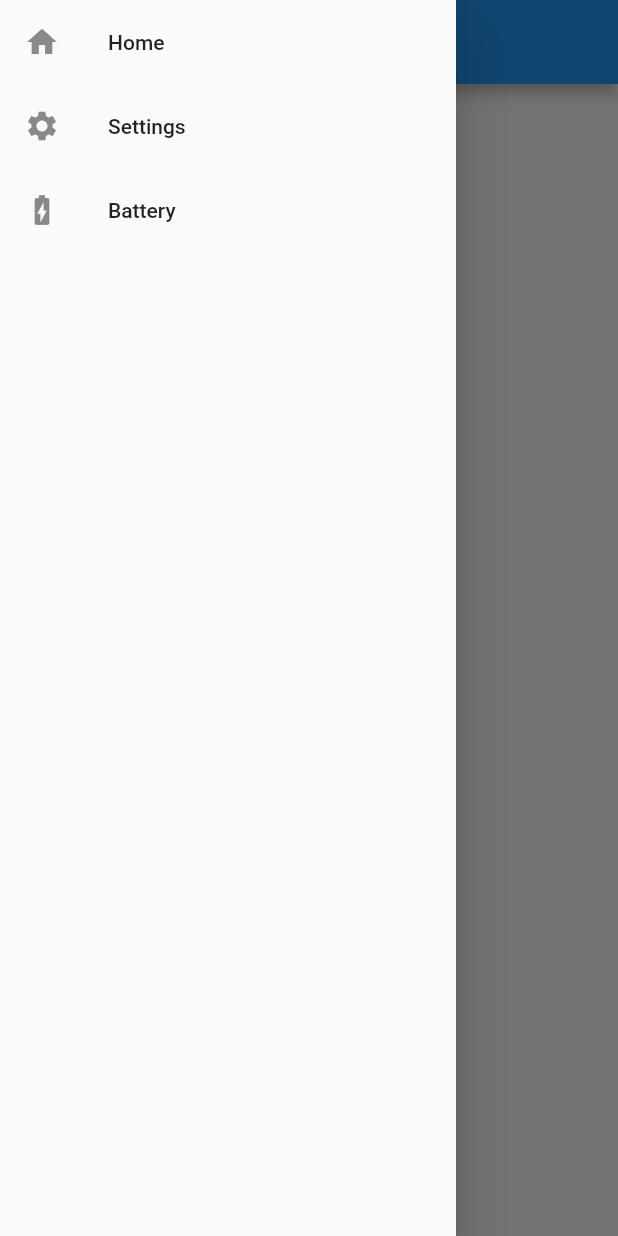
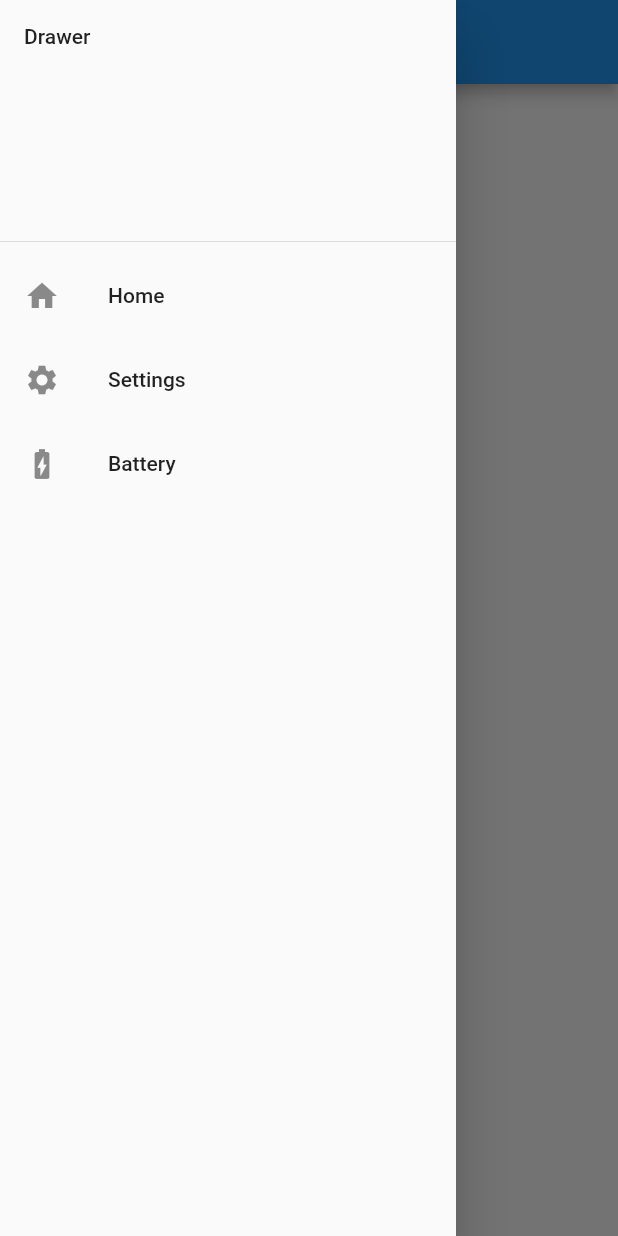
Before and after one commit to JKBustillo/first-app-fluttler, a Flutter app: the screen it shows after launch, with the side drawer open, on a phone screen of 412 x 824 dp. Run offline on Flutter 3.47's test engine with Material 2 defaults, Android fonts, the phone set to English and light mode, and no system bars.

Commit message:
feat: header

```diff
--- a/lib/page/home.dart
+++ b/lib/page/home.dart
@@ -9,6 +9,8 @@ class Home extends StatefulWidget {
 
 class _HomeState extends State<Home> {
   Drawer _getDrawer(BuildContext context) {
+    var header = new DrawerHeader(child: new Text("Drawer"),);
+
     ListTile _getItem(Icon icon, String description, String route) {
       return new ListTile(
         title: new Text(description),
@@ -22,6 +24,7 @@ class _HomeState extends State<Home> {
     }
 
     ListView listView = new ListView(children: <Widget>[
+      header,
       _getItem(new Icon(Icons.home), "Home", "/"),
       _getItem(new Icon(Icons.settings), "Settings", "/settings"),
       _getItem(new Icon(Icons.battery_charging_full), "Battery", "/battery"),
```
